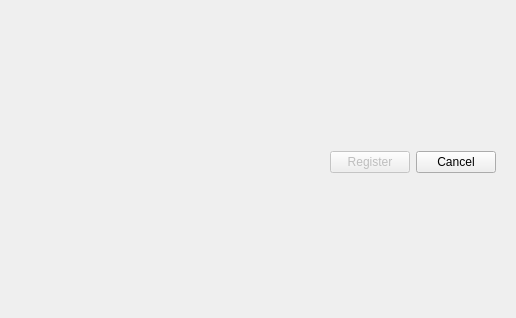
Qt form src/gui/dialogs/register.ui (marcbowes/mxitc) before a commit.
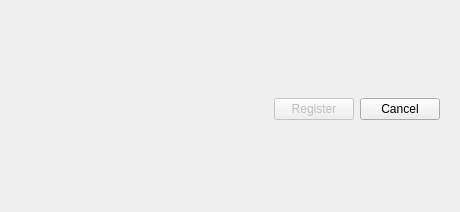
The same form after that commit.

Patch:
```diff
--- a/src/gui/dialogs/register.ui
+++ b/src/gui/dialogs/register.ui
@@ -6,8 +6,8 @@
    <rect>
     <x>0</x>
     <y>0</y>
-    <width>516</width>
-    <height>318</height>
+    <width>460</width>
+    <height>212</height>
    </rect>
   </property>
   <property name="windowTitle">
@@ -30,8 +30,8 @@
           <number>0</number>
          </property>
          <item>
-          <widget class="QWidget" name="loginHoldWidget" native="true">
-           <layout class="QVBoxLayout" name="verticalLayout_3"/>
+          <widget class="QWidget" name="profileSettingWidget" native="true">
+           <layout class="QVBoxLayout" name="verticalLayout"/>
           </widget>
          </item>
          <item>
@@ -60,8 +60,8 @@
           <number>0</number>
          </property>
          <item>
-          <widget class="QWidget" name="profileSettingWidget" native="true">
-           <layout class="QVBoxLayout" name="verticalLayout"/>
+          <widget class="QWidget" name="loginHoldWidget" native="true">
+           <layout class="QVBoxLayout" name="verticalLayout_3"/>
           </widget>
          </item>
          <item>
```
